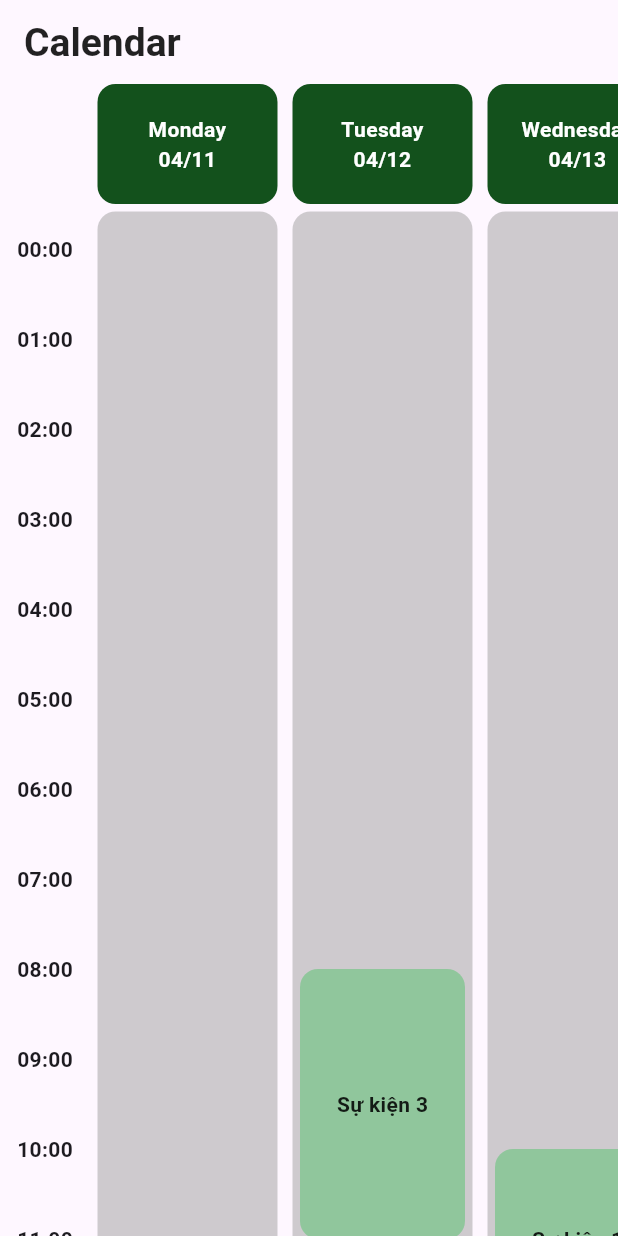
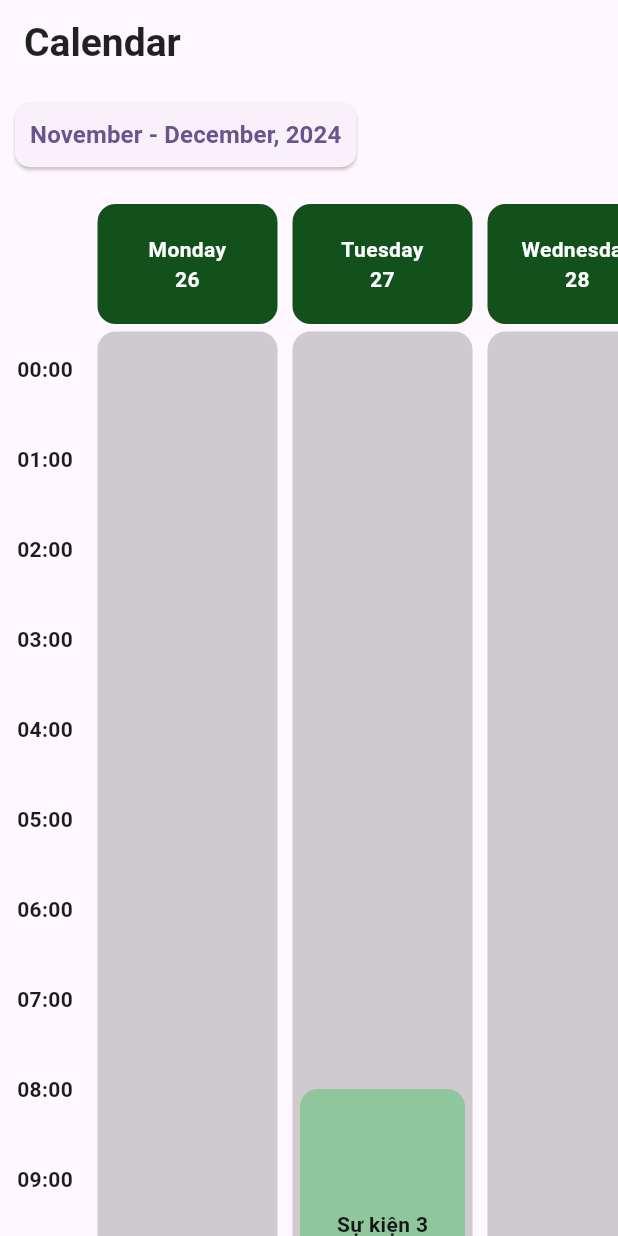
Before and after one commit to wizardap/vnu_student, a Flutter app: the screen it shows after launch, on a phone screen of 412 x 824 dp. Run offline on Flutter 3.47's test engine with Material 3 defaults, Android fonts, the phone set to English and light mode, and no system bars.

```diff
--- a/lib/screens/calendar.dart
+++ b/lib/screens/calendar.dart
@@ -11,6 +11,56 @@ class CalendarScreen extends StatefulWidget {
 class _CalendarScreenState extends State<CalendarScreen> {
   final ScrollController _horizontalScrollController = ScrollController();
   final ScrollController _horizontalHeaderScrollController = ScrollController();
+  DateTime _selectedDate = DateTime.now();
+  DateTime curMonday = DateTime.now(); // Ngày đầu tuần hiện tại
+  final double hourCellHeight = 60; // Chiều cao mỗi ô giờ
+  final double dayCellWidth = 120; // Chiều rộng mỗi ô ngày
+  final List<String> daysOfWeek = [
+    "Monday",
+    "Tuesday",
+    "Wednesday",
+    "Thursday",
+    "Friday",
+    "Saturday",
+    "Sunday"
+  ];
+  final List<String> monthsOfYear = [
+    "None",
+    "January",
+    "February",
+    "March",
+    "April",
+    "May",
+    "June",
+    "July",
+    "August",
+    "September",
+    "October",
+    "November",
+    "December"
+  ];
+
+  // Dữ liệu sự kiện (dayIndex, startHour, duration)
+  List<Map<String, dynamic>> events = [
+    {
+      'dayIndex': 2,
+      'startHour': 10,
+      'duration': 2,
+      'headerValue': "Sự kiện 1"
+    }, // Event trên Wednesday
+    {
+      'dayIndex': 4,
+      'startHour': 15,
+      'duration': 1,
+      'headerValue': "Sự kiện 2"
+    }, // Event trên Friday
+    {
+      'dayIndex': 1,
+      'startHour': 8,
+      'duration': 3,
+      'headerValue': "Sự kiện 3"
+    }, // Event trên Tuesday
+  ];
 
   @override
   void initState() {
@@ -31,42 +81,91 @@ class _CalendarScreenState extends State<CalendarScreen> {
     super.dispose();
   }
 
+  DateTime getStartOfWeek(DateTime date) {
+    // Tính toán ngày đầu tuần (thứ Hai)
+    int difference = date.weekday - DateTime.monday;
+    return date.subtract(Duration(days: difference));
+  }
+
+  Future<void> _selectDate(BuildContext context) async {
+    final DateTime? picked = await showDatePicker(
+      context: context,
+      initialDate: _selectedDate,
+      firstDate: DateTime(2000),
+      lastDate: DateTime(2101),
+    );
+    if (picked != null && picked != _selectedDate) {
+      setState(() {
+        _selectedDate = picked;
+        curMonday = getStartOfWeek(_selectedDate);
+      });
+    }
+  }
+
+  // Lấy ngày của một ngày trong tuần
+  int getDay(int dayIndex, DateTime curMonday) {
+    return curMonday.add(Duration(days: dayIndex)).day;
+  }
+
+  // Lấy tháng của một ngày trong tuần
+  int getMonth(int dayIndex, DateTime curMonday) {
+    return curMonday.add(Duration(days: dayIndex)).month;
+  }
+
+  // Lấy năm của một ngày trong tuần
+  int getYear(int dayIndex, DateTime curMonday) {
+    return curMonday.add(Duration(days: dayIndex)).year;
+  }
+
   @override
   Widget build(BuildContext context) {
-    final double hourCellHeight = 60; // Chiều cao mỗi ô giờ
-    final double dayCellWidth = 120; // Chiều rộng mỗi ô ngày
-    final List<String> daysOfWeek = [
-      "Monday",
-      "Tuesday",
-      "Wednesday",
-      "Thursday",
-      "Friday",
-      "Saturday",
-      "Sunday"
-    ];
-
-    // Dữ liệu sự kiện (dayIndex, startHour, duration)
-    final List<Map<String, dynamic>> events = [
-      {'dayIndex': 2, 'startHour': 10, 'duration': 2, 'headerValue': "Sự kiện 1"}, // Event trên Wednesday
-      {'dayIndex': 4, 'startHour': 15, 'duration': 1, 'headerValue': "Sự kiện 2"}, // Event trên Friday
-      {'dayIndex': 1, 'startHour': 8, 'duration': 3, 'headerValue': "Sự kiện 3"}, // Event trên Tuesday
-    ];
-
     return Scaffold(
       appBar: AppBar(
         title: const Text('Calendar'),
         titleTextStyle: AppTextStyles.appBarTitle,
       ),
       body: Stack(
-      children : [
+        children: [
           Column(
             children: [
-            // Hàng tiêu đề ngày
-            SizedBox(
+              _buildSetUpParamHeader(),
+              _buildHeader(daysOfWeek, dayCellWidth),
+              _buildCalendarContent(
+                  hourCellHeight, dayCellWidth, daysOfWeek, events),
+            ],
+          ),
+          Positioned(
+            top: 10,
+            left: 10,
+            child: ElevatedButton(
+              onPressed: () => _selectDate(context),
+              style: ElevatedButton.styleFrom(
+                shape: RoundedRectangleBorder(
+                  borderRadius: BorderRadius.circular(10),
+                ),
+                padding: const EdgeInsets.all(10),
+              ),
+              child: Text(
+                curMonday.year == getYear(6, curMonday) ?
+                (curMonday.month == getMonth(6, curMonday) ?
+                "${monthsOfYear[curMonday.month]}, ${curMonday.year}" :
+                "${monthsOfYear[curMonday.month]} - ${monthsOfYear[getMonth(6, curMonday)]}, ${curMonday.year}") :
+                "${monthsOfYear[curMonday.month]}, ${curMonday.year} - ${monthsOfYear[getMonth(6, curMonday)]}, ${getYear(6, curMonday)}",
+                style: TextStyle(
+                  fontSize: 16,
+                  fontWeight: FontWeight.bold,
+                ),
+              ),
+            ),
+          ),
+        ],
+      ),
+    );
+  }
+
+  Widget _buildHeader(List<String> daysOfWeek, double dayCellWidth) {
+    return SizedBox(
       height: 80,
-              child: SingleChildScrollView(
-                scrollDirection: Axis.horizontal,
-                controller: _horizontalHeaderScrollController,
       child: Row(
         children: [
           Container(
@@ -74,7 +173,11 @@ class _CalendarScreenState extends State<CalendarScreen> {
             height: 80,
             color: Theme.of(context).scaffoldBackgroundColor,
           ),
-                    Row(
+          Expanded(
+            child: SingleChildScrollView(
+              scrollDirection: Axis.horizontal,
+              controller: _horizontalHeaderScrollController,
+              child: Row(
                 children: List.generate(daysOfWeek.length, (index) {
                   return Container(
                     width: dayCellWidth,
@@ -82,35 +185,45 @@ class _CalendarScreenState extends State<CalendarScreen> {
                     padding: const EdgeInsets.all(8),
                     decoration: BoxDecoration(
                       color: AppColors.primaryGreen,
-                            borderRadius: BorderRadius.circular(AppSizes.borderRadius),
+                      borderRadius:
+                          BorderRadius.circular(AppSizes.borderRadius),
                     ),
                     child: Center(
                       child: Text(
-                              '${daysOfWeek[index]}\n04/${11 + index}',
+                        '${daysOfWeek[index]}\n${getDay(index, curMonday)}',
                         textAlign: TextAlign.center,
                         style: AppTextStyles.tableHeader,
-                              // style: const TextStyle(
-                              //   color: Colors.white,
-                              //   fontWeight: FontWeight.bold,
-                              // ),
                       ),
                     ),
                   );
                 }),
               ),
+            ),
+          ),
         ],
       ),
-              ),
-            ),
-            // Nội dung cuộn dọc và ngang
-            Expanded(
+    );
+  }
+
+  Widget _buildCalendarContent(double hourCellHeight, double dayCellWidth,
+      List<String> daysOfWeek, List<Map<String, dynamic>> events) {
+    return Expanded(
       child: SingleChildScrollView(
         scrollDirection: Axis.vertical,
         child: Row(
           crossAxisAlignment: CrossAxisAlignment.start,
           children: [
-                    // Cột giờ cố định
-                    Column(
+            _buildHourColumn(hourCellHeight),
+            _buildEventContent(
+                hourCellHeight, dayCellWidth, daysOfWeek, events),
+          ],
+        ),
+      ),
+    );
+  }
+
+  Widget _buildHourColumn(double hourCellHeight) {
+    return Column(
       children: List.generate(24, (index) {
         return Container(
           height: hourCellHeight,
@@ -118,42 +231,40 @@ class _CalendarScreenState extends State<CalendarScreen> {
           alignment: Alignment.center,
           child: Text(
             '${index.toString().padLeft(2, '0')}:00',
-                            // style: AppTextStyles.tableData,
             style: const TextStyle(fontWeight: FontWeight.bold),
           ),
         );
       }),
-                    ),
-                    // Nội dung lịch
-                    Expanded(
+    );
+  }
+
+  Widget _buildEventContent(double hourCellHeight, double dayCellWidth,
+      List<String> daysOfWeek, List<Map<String, dynamic>> events) {
+    return Expanded(
       child: SingleChildScrollView(
         scrollDirection: Axis.horizontal,
         controller: _horizontalScrollController,
         child: Stack(
           children: [
-                            // Hàng duy nhất tô màu xám
             Row(
-                              children:
-                                  List.generate(daysOfWeek.length, (dayIndex) {
+              children: List.generate(daysOfWeek.length, (dayIndex) {
                 return Container(
                   width: dayCellWidth,
-                                  height: hourCellHeight * 24 + hourCellHeight / 2.0, // Chiều cao của cột giờ + 1/2 chiều cao của ô giờ 23:00->00:00
+                  height: hourCellHeight * 24 + hourCellHeight / 2.0,
                   margin: const EdgeInsets.all(5),
                   decoration: BoxDecoration(
                     color: AppColors.iconGray.withOpacity(0.5),
                     borderRadius: BorderRadius.circular(AppSizes.borderRadius),
-                                  )
+                  ),
                 );
               }),
             ),
-                            // Sự kiện được căn chỉnh
             for (var event in events)
               Positioned(
-                                top: event['startHour'] * hourCellHeight + hourCellHeight / 2.0, // Text ở vị trí giữa
-                                left: event['dayIndex'] * (dayCellWidth + 10) +
-                                    10, // Cách biên trái
+                top: event['startHour'] * hourCellHeight + hourCellHeight / 2.0,
+                left: event['dayIndex'] * (dayCellWidth + 10) + 10,
                 child: Container(
-                                  width: dayCellWidth - 10, // Cách biên phải
+                  width: dayCellWidth - 10,
                   height: event['duration'] * hourCellHeight,
                   decoration: BoxDecoration(
                     color: AppColors.pieChartGreen3.withOpacity(0.5),
@@ -173,23 +284,15 @@ class _CalendarScreenState extends State<CalendarScreen> {
           ],
         ),
       ),
-                    ),
-                  ],
-                ),
-              ),
-            ),
-          ],
-        ),
-        Positioned(
-          top: 0,
-          left: 0,
+    );
+  }
+
+  // this is to place chosen date button
+  Widget _buildSetUpParamHeader() {
+    return Container(
       width: 60,
       height: 80,
-          child: Container(
       color: Theme.of(context).scaffoldBackgroundColor,
-          ),
-        ),
-      ]),
     );
   }
 }
```
Lines whose indentation alone changed are shown as unchanged.
